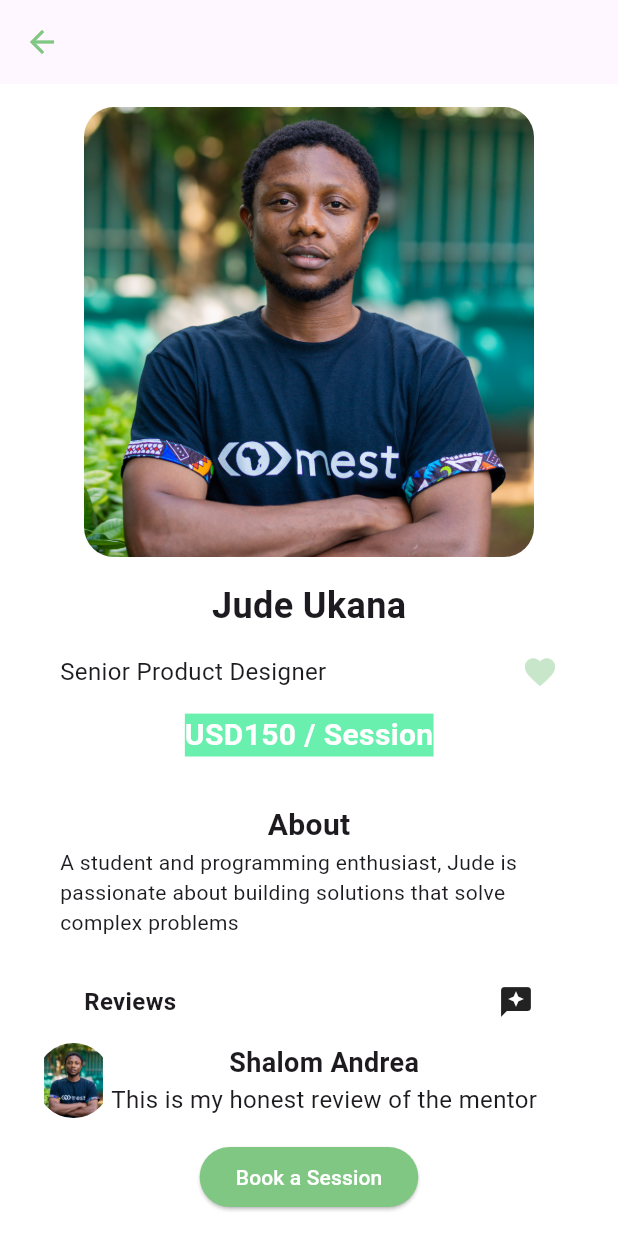
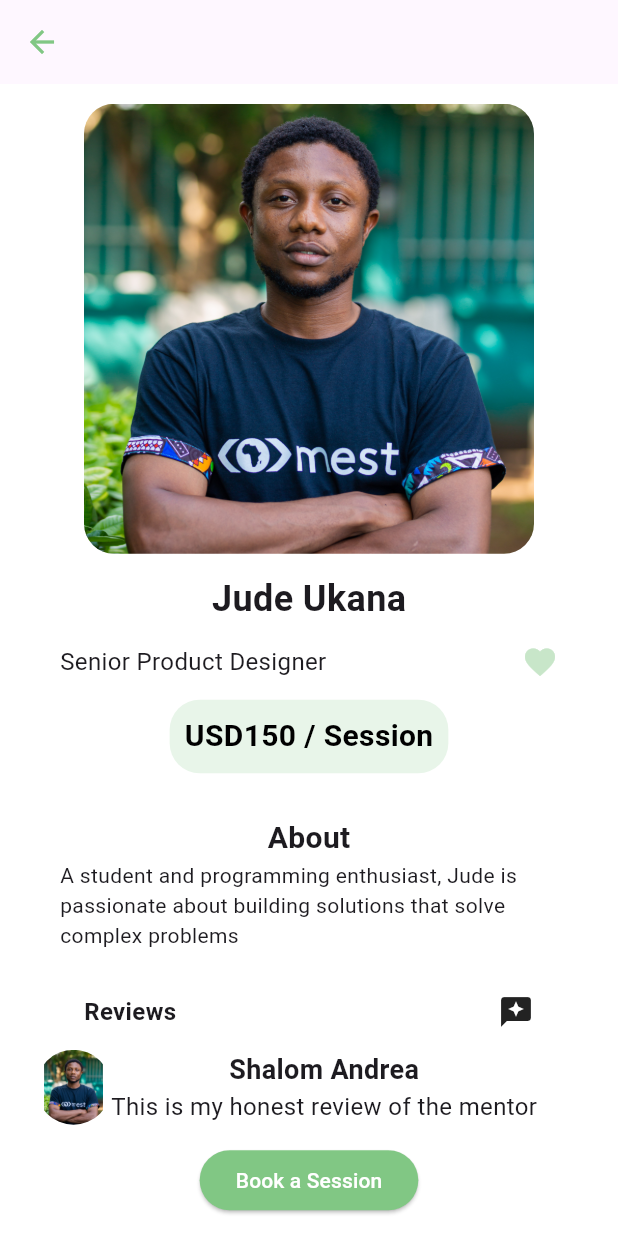
Before and after one commit to JudeUk/new_mest_mvp_webminds_mobile, a Flutter app: the screen it shows after launch, on a phone screen of 412 x 824 dp. Run offline on Flutter 3.47's test engine with Material 3 defaults, Android fonts, the phone set to English and light mode, and no system bars; our stand-ins replace flutter_svg, google_fonts.

Commit message:
edited mentorview and pushed

```diff
--- a/lib/mentor_list_pages/view_mentor.dart
+++ b/lib/mentor_list_pages/view_mentor.dart
@@ -59,9 +59,18 @@
                   ],
                 ),
               ),
-              const Text(
-                'USD150 / Session',
-                style: TextStyle(fontSize: 20, fontWeight: FontWeight.bold,color: Colors.white,backgroundColor: Colors.greenAccent,
+              Container(
+                padding: EdgeInsets.all(10.0),
+                decoration: BoxDecoration(
+                    borderRadius: BorderRadius.circular(20),
+                    color: Colors.green[50]),
+                child: const Text(
+                  'USD150 / Session',
+                  style: TextStyle(
+                    fontSize: 20,
+                    fontWeight: FontWeight.bold,
+                    color: Colors.black,
+                  ),
                 ),
               ),
               const Padding(
```
